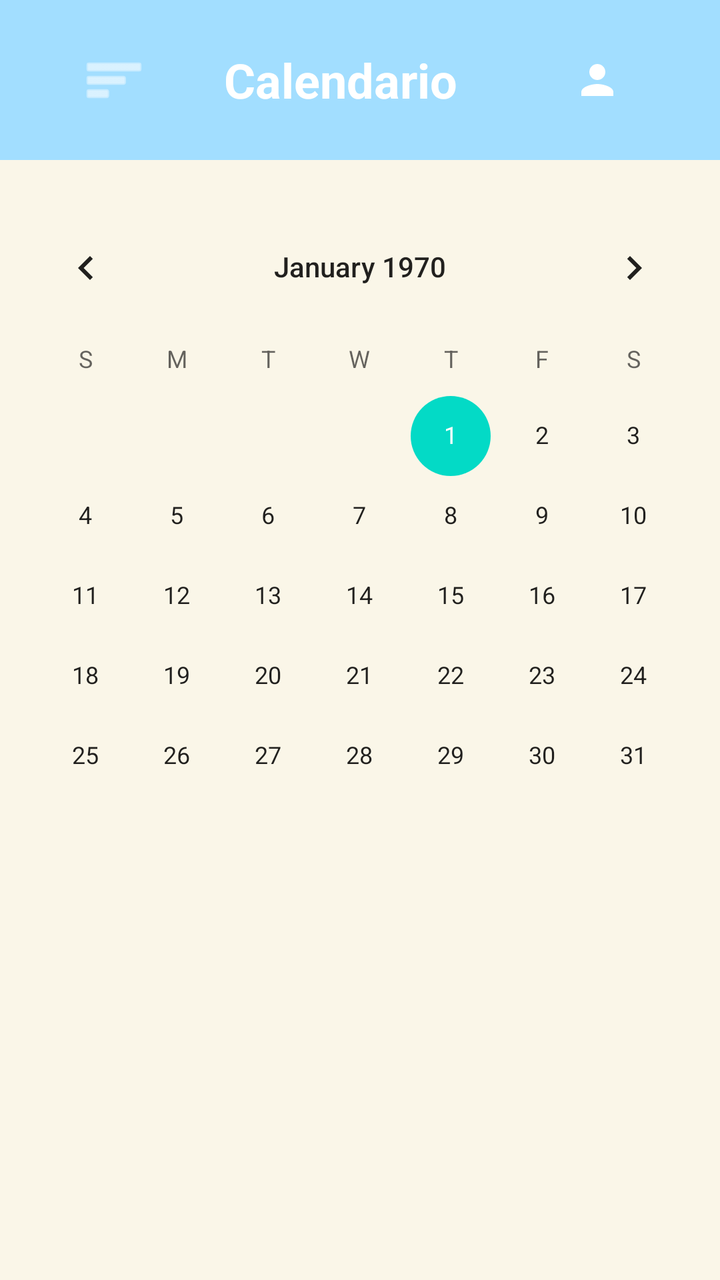
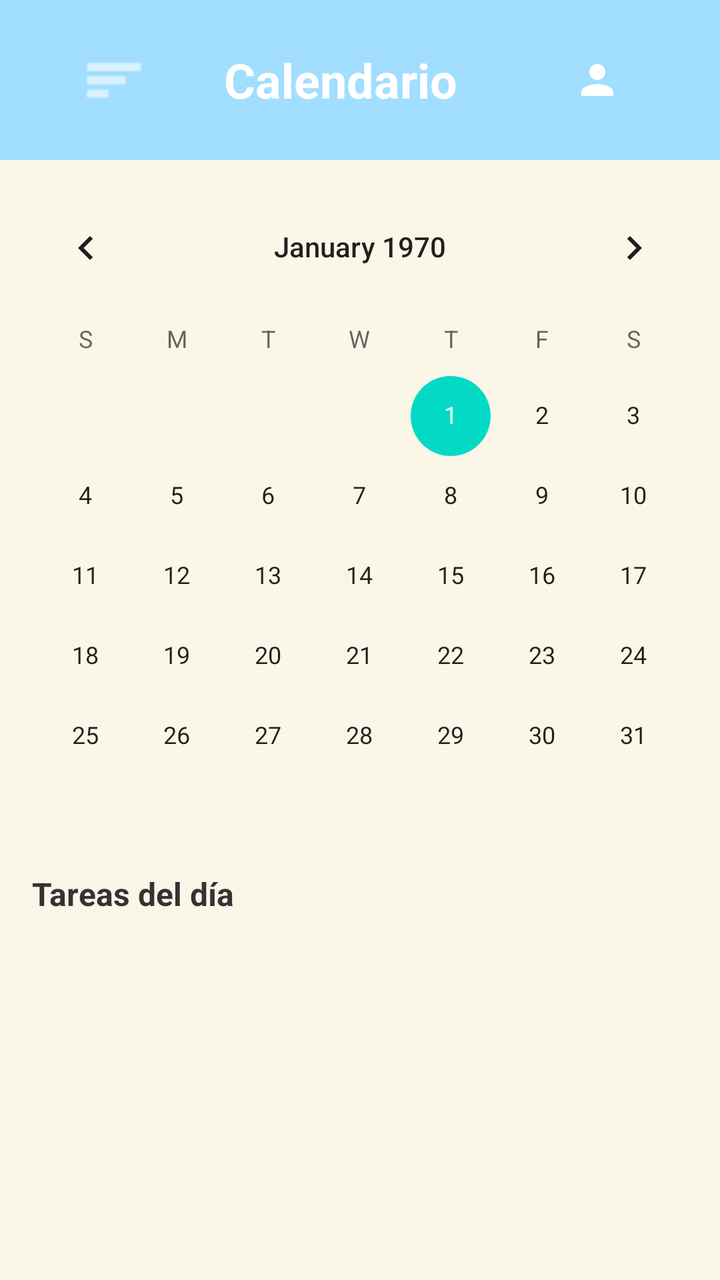

Two renders of the same Android screen: before a commit and after it. Below are the layout's source before the change and the commit's diff.
<!-- AndroidManifest.xml: application theme Theme.MaterialComponents.DayNight.NoActionBar -->
<!-- res/layout/activity_interfaz_calendario.xml -->
<?xml version="1.0" encoding="utf-8"?>
<androidx.drawerlayout.widget.DrawerLayout
    xmlns:android="http://schemas.android.com/apk/res/android"
    xmlns:app="http://schemas.android.com/apk/res-auto"
    xmlns:tools="http://schemas.android.com/tools"
    android:id="@+id/drawerLayout"
    android:layout_width="match_parent"
    android:layout_height="match_parent"
    android:background="#FAF6E8">

    <LinearLayout
        android:layout_width="match_parent"
        android:layout_height="match_parent"
        android:orientation="vertical">

        
        <LinearLayout
            android:layout_width="match_parent"
            android:layout_height="80dp"
            android:background="#A2DEFF"
            android:gravity="center"
            android:padding="16dp">

            <Toolbar
                android:layout_width="match_parent"
                android:layout_height="70dp">

                <com.google.android.material.appbar.MaterialToolbar
                    android:id="@+id/Burguer"
                    android:layout_width="50dp"
                    android:layout_height="50dp"
                    android:layout_marginRight="30dp"
                    app:navigationIcon="@android:drawable/ic_menu_sort_by_size"
                    app:navigationIconTint="#FFFFFF"
                    android:contentDescription="Menú desplegable"/>

                <TextView
                    android:id="@+id/tvTitle"
                    android:layout_width="wrap_content"
                    android:layout_height="wrap_content"
                    android:text="Calendario"
                    android:textColor="#FFFFFF"
                    android:textSize="24sp"
                    android:textStyle="bold"
                    android:layout_marginRight="40dp"/>

                <ImageButton
                    android:id="@+id/btnUsuario"
                    android:layout_width="60dp"
                    android:layout_height="60dp"
                    android:background="?attr/selectableItemBackgroundBorderless"
                    android:src="@drawable/ic_usuario"
                    android:contentDescription="Perfil de usuario"
                    app:tint="#FFFFFF"/>
            </Toolbar>
        </LinearLayout>

        
        <CalendarView
            android:id="@+id/calendarView2"
            android:layout_width="match_parent"
            android:layout_height="wrap_content"
            android:layout_marginTop="20dp" />

    </LinearLayout>

    
    <com.google.android.material.navigation.NavigationView
        android:id="@+id/navigationView"
        android:layout_width="wrap_content"
        android:layout_height="match_parent"
        android:layout_gravity="start"
        app:menu="@menu/menu" />

</androidx.drawerlayout.widget.DrawerLayout>
<!-- resources referenced by this layout -->
<resources>
  <!-- drawable ic_usuario (drawable) -->
  <vector xmlns:android="http://schemas.android.com/apk/res/android" android:height="24dp" android:tint="#000000" android:viewportHeight="24" android:viewportWidth="24" android:width="24dp">
        
      <path android:fillColor="@android:color/white" android:pathData="M12,12c2.21,0 4,-1.79 4,-4s-1.79,-4 -4,-4 -4,1.79 -4,4 1.79,4 4,4zM12,14c-2.67,0 -8,1.34 -8,4v2h16v-2c0,-2.66 -5.33,-4 -8,-4z"/>
      
  </vector>
</resources>

<!-- the commit's change to res/layout/activity_interfaz_calendario.xml (unified diff, before → after) -->
@@ -60,7 +60,29 @@
             android:id="@+id/calendarView2"
             android:layout_width="match_parent"
             android:layout_height="wrap_content"
-            android:layout_marginTop="20dp" />
+            android:layout_marginTop="10dp" />
+
+        
+        <TextView
+            android:id="@+id/tvFechaSeleccionada"
+            android:layout_width="match_parent"
+            android:layout_height="wrap_content"
+            android:paddingHorizontal="16dp"
+            android:paddingVertical="8dp"
+            android:text="Tareas del día"
+            android:textColor="#333333"
+            android:textSize="16sp"
+            android:textStyle="bold" />
+
+        
+        <androidx.recyclerview.widget.RecyclerView
+            android:id="@+id/rvTareasCalendario"
+            android:layout_width="match_parent"
+            android:layout_height="0dp"
+            android:layout_weight="1"
+            android:clipToPadding="false"
+            android:paddingVertical="4dp"
+            tools:listitem="@layout/item_tarea" />
 
     </LinearLayout>
 
@@ -73,3 +95,101 @@
         app:menu="@menu/menu" />
 
 </androidx.drawerlayout.widget.DrawerLayout>
+<!-- res/layout/item_tarea.xml (included above) -->
+<?xml version="1.0" encoding="utf-8"?>
+<androidx.cardview.widget.CardView xmlns:android="http://schemas.android.com/apk/res/android"
+    xmlns:app="http://schemas.android.com/apk/res-auto"
+    android:layout_width="match_parent"
+    android:layout_height="wrap_content"
+    android:layout_marginHorizontal="12dp"
+    android:layout_marginVertical="6dp"
+    app:cardBackgroundColor="#FFFFFF"
+    app:cardCornerRadius="12dp"
+    app:cardElevation="2dp">
+
+    <LinearLayout
+        android:layout_width="match_parent"
+        android:layout_height="wrap_content"
+        android:orientation="horizontal">
+
+        
+        <View
+            android:id="@+id/viewColorCategoria"
+            android:layout_width="6dp"
+            android:layout_height="match_parent"
+            android:background="#4A90E2" />
+
+        <LinearLayout
+            android:layout_width="match_parent"
+            android:layout_height="wrap_content"
+            android:orientation="horizontal"
+            android:padding="12dp"
+            android:gravity="center_vertical">
+
+            
+            <CheckBox
+                android:id="@+id/cbCompletada"
+                android:layout_width="wrap_content"
+                android:layout_height="wrap_content"
+                android:buttonTint="#4A90E2" />
+
+            <LinearLayout
+                android:layout_width="0dp"
+                android:layout_height="wrap_content"
+                android:layout_weight="1"
+                android:orientation="vertical"
+                android:layout_marginStart="8dp">
+
+                
+                <TextView
+                    android:id="@+id/tvCategoriaTarea"
+                    android:layout_width="wrap_content"
+                    android:layout_height="wrap_content"
+                    android:text="TRABAJO"
+                    android:textColor="#4A90E2"
+                    android:textSize="10sp"
+                    android:textStyle="bold"
+                    android:letterSpacing="0.05" />
+
+                <TextView
+                    android:id="@+id/tvTituloTarea"
+                    android:layout_width="wrap_content"
+                    android:layout_height="wrap_content"
+                    android:text="Título de la tarea"
+                    android:textColor="#333333"
+                    android:textSize="16sp"
+                    android:textStyle="bold"
+                    android:layout_marginTop="2dp" />
+
+                <TextView
+                    android:id="@+id/tvDescripcionTarea"
+                    android:layout_width="wrap_content"
+                    android:layout_height="wrap_content"
+                    android:text="Descripción de la tarea"
+                    android:textColor="#666666"
+                    android:textSize="13sp"
+                    android:layout_marginTop="2dp" />
+
+                
+                <TextView
+                    android:id="@+id/tvFechaTarea"
+                    android:layout_width="wrap_content"
+                    android:layout_height="wrap_content"
+                    android:text="📅 2026-03-25"
+                    android:textColor="#888888"
+                    android:textSize="12sp"
+                    android:layout_marginTop="6dp" />
+            </LinearLayout>
+
+            
+            <ImageButton
+                android:id="@+id/btnEliminarTarea"
+                android:layout_width="36dp"
+                android:layout_height="36dp"
+                android:background="?attr/selectableItemBackgroundBorderless"
+                android:src="@android:drawable/ic_menu_delete"
+                app:tint="#F48FB1"
+                android:contentDescription="Enviar a papelera" />
+        </LinearLayout>
+    </LinearLayout>
+</androidx.cardview.widget.CardView>
